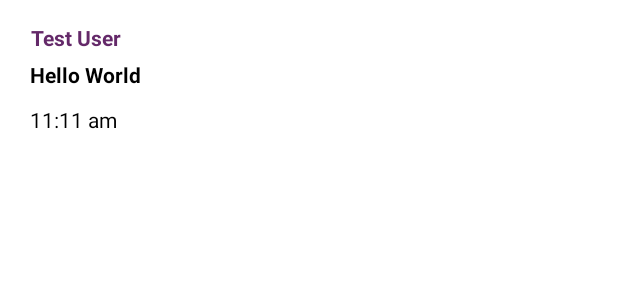
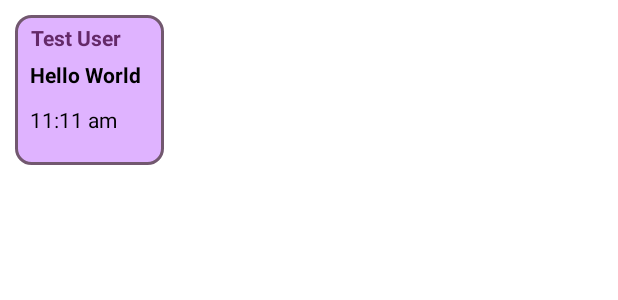
Before and after one commit to MackRoe/TokTalk, an Android app: the layout singlemessagelayout.xml on its own in the app's theme, with its tools: preview values and no code run, on a phone screen of 412 x 824 dp. Shown: the top 300 px of the screen. Run offline under Robolectric (Android 15) with nearby library versions, the phone set to English and light mode, and no system bars.

Commit message:
add drawable background to singlemessagelayout.xml

```diff
--- a/app/src/main/res/layout/singlemessagelayout.xml
+++ b/app/src/main/res/layout/singlemessagelayout.xml
@@ -1,7 +1,8 @@
 <?xml version="1.0" encoding="utf-8"?>
 <LinearLayout xmlns:android="http://schemas.android.com/apk/res/android"
     android:orientation="vertical" android:layout_width="wrap_content"
-    android:layout_height="100dp" android:layout_margin="10dp">
+    android:layout_height="100dp" android:layout_margin="10dp"
+    android:background="@drawable/messageshape">
 
     <TextView
         android:layout_width="wrap_content"
```
